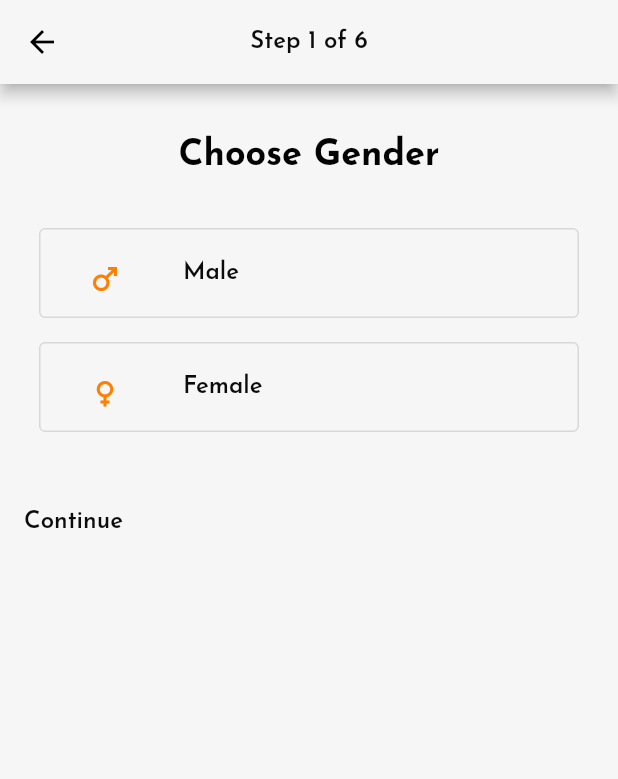
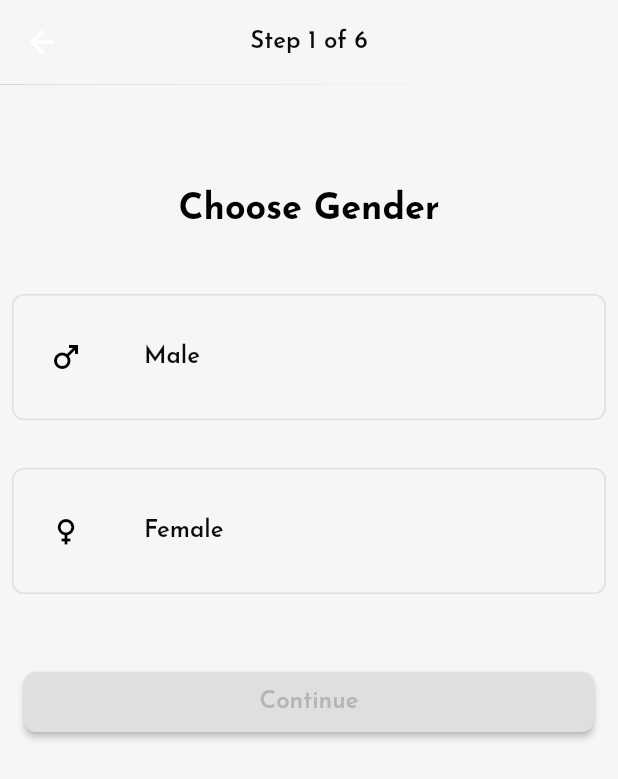
Before and after one commit to Kelompok-Capstone-9/MOBILE, a Flutter app: the ChooseGenderScreen screen opened directly, on a phone screen of 412 x 824 dp. Shown: the top 779 px of the screen. Run offline on Flutter 3.47's test engine with Material 2 defaults, Android fonts, the phone set to English and light mode, and no system bars; our stand-ins replace google_fonts, pinput, toggle_switch; missing offline and left inert: hovering.

Commit message:
Update Gender & Training Screen

```diff
--- a/lib/view/register/choose_training.dart
+++ b/lib/view/register/choose_training.dart
@@ -3,7 +3,6 @@ import 'package:gofit_apps/model/list_detail_dummy.dart';
 import 'package:gofit_apps/themes/color_style.dart';
 import 'package:gofit_apps/view/register/widget/card_training.dart';
 import 'package:google_fonts/google_fonts.dart';
-import 'package:hovering/hovering.dart';
 
 import 'join_member_screen.dart';
 
@@ -14,9 +13,10 @@ class ChooseTrainingScreen extends StatefulWidget {
 }
 
 class _ChooseTrainingScreenState extends State<ChooseTrainingScreen> {
+  String _trainingLevel = "";
+
   @override
   Widget build(BuildContext context) {
-    String _trainingLevel = "";
     return Scaffold(
       backgroundColor: ColorsTheme.bgScreen,
       appBar: AppBar(
@@ -47,21 +47,37 @@ class _ChooseTrainingScreenState extends State<ChooseTrainingScreen> {
                   return GestureDetector(
                     onTap: () => setState(() {
                       _trainingLevel = i['name'].toString();
+                      trainingLevel = trainingLevel.map((item) {
+                        if (item['name'] == i['name']) {
+                          return {
+                            ...item,
+                            'onTap': true,
+                          };
+                        } else {
+                          return {
+                            ...item,
+                            'onTap': false,
+                          };
+                        }
+                      }).toList();
                     }),
                     child: Card(
                       shape: RoundedRectangleBorder(
                           side: BorderSide(
-                              color: i['onTap'] == true
-                                  ? ColorsTheme.activeButton
-                                  : const Color(0xff919191).withOpacity(0.6)),
+                            color: i['onTap'] == true
+                                ? ColorsTheme.activeButton
+                                : const Color(0xff919191).withOpacity(0.6),
+                          ),
                           borderRadius: BorderRadius.circular(8)),
                       elevation: 0.2,
                       color: ColorsTheme.bgScreen,
                       margin:
                           const EdgeInsets.only(left: 16, right: 16, top: 16),
                       child: CardTraining(
-                          name: i['name'].toString(),
-                          desc: i['desc'].toString()),
+                        name: i['name'].toString(),
+                        desc: i['desc'].toString(),
+                        isTapped: bool.parse(i['onTap'].toString()),
+                      ),
                     ),
                   );
                 }),
--- a/lib/view/register/gender_screen.dart
+++ b/lib/view/register/gender_screen.dart
@@ -1,13 +1,15 @@
 import 'package:flutter/material.dart';
 import 'package:gofit_apps/themes/color_style.dart';
 import 'package:gofit_apps/view/register/height_screen.dart';
-import 'package:hovering/hovering.dart';
+import 'package:google_fonts/google_fonts.dart';
 
 class ChooseGenderScreen extends StatefulWidget {
   const ChooseGenderScreen({Key? key}) : super(key: key);
   @override
   State<ChooseGenderScreen> createState() => _ChooseGenderScreenState();
 }
+
+String isGender = '';
 
 class _ChooseGenderScreenState extends State<ChooseGenderScreen> {
   bool isSelected = false;
@@ -22,30 +24,40 @@ class _ChooseGenderScreenState extends State<ChooseGenderScreen> {
           style: ThemeText.heading1,
         ),
         centerTitle: true,
-        leading: GestureDetector(
-            onTap: () => Navigator.pop(context),
-            child: const Icon(Icons.arrow_back, color: Colors.black)),
+        elevation: 0.2,
       ),
       body: SafeArea(
         child: SingleChildScrollView(
           child: Column(
             children: [
-              const Padding(
-                  padding: EdgeInsets.only(left: 20, right: 20, bottom: 36)),
+              const Padding(padding: EdgeInsets.only(left: 20, right: 20)),
+              const SizedBox(
+                height: 36,
+              ),
               Padding(
-                padding: const EdgeInsets.only(bottom: 36),
+                padding: const EdgeInsets.only(top: 36, bottom: 36),
                 child: Text('Choose Gender', style: ThemeText.headingLogin),
               ),
-              OutlinedButton(
+              Padding(
+                padding: const EdgeInsets.all(8.0),
+                child: TextButton(
+                  style: ButtonStyle(
+                    shape: MaterialStateProperty.all<RoundedRectangleBorder>(
+                      RoundedRectangleBorder(
+                        borderRadius: BorderRadius.circular(8.0),
+                        side: isGender == 'male'
+                            ? BorderSide(color: ColorsTheme.activeButton)
+                            : BorderSide(color: ColorsTheme.inActiveButton),
+                      ),
+                    ),
+                  ),
                   onPressed: () {
-                  setState(() {});
+                    setState(() {
+                      isGender = 'male';
+                      isSelected = true;
+                    });
                   },
-                style: OutlinedButton.styleFrom(
-                    foregroundColor: const Color((0xffFF7F00)),
-                    disabledForegroundColor: ColorsTheme.bgScreen),
                   child: Container(
-                  width: 328,
-                  height: 60,
                     padding: const EdgeInsets.only(
                         left: 16, top: 22, bottom: 22, right: 16),
                     decoration: const BoxDecoration(
@@ -53,42 +65,87 @@ class _ChooseGenderScreenState extends State<ChooseGenderScreen> {
                     ),
                     child: Row(
                       children: [
-                      const Icon(
-                        Icons.male_outlined,
-                      ),
+                        Icon(
+                            isGender == 'male'
+                                ? Icons.male_outlined
+                                : Icons.male_outlined,
+                            color: isGender == 'male'
+                                ? ColorsTheme.activeButton
+                                : Colors.black),
                         const SizedBox(
                           width: 40,
                         ),
-                      Text('Male', style: ThemeText.heading1)
+                        Text(
+                          isGender == 'male' ? 'Male' : 'Male',
+                          style: isGender == 'male'
+                              ? GoogleFonts.josefinSans(
+                                  fontWeight: FontWeight.w600,
+                                  fontSize: 16,
+                                  color: ColorsTheme.activeButton)
+                              : GoogleFonts.josefinSans(
+                                  fontWeight: FontWeight.w600,
+                                  fontSize: 16,
+                                  color: const Color(0xff0B0B0B)),
+                        )
                       ],
+                    ),
                   ),
                 ),
               ),
               const SizedBox(
                 height: 16,
               ),
-              OutlinedButton(
+              Padding(
+                padding: const EdgeInsets.all(8.0),
+                child: TextButton(
+                  style: ButtonStyle(
+                    shape: MaterialStateProperty.all<RoundedRectangleBorder>(
+                      RoundedRectangleBorder(
+                        borderRadius: BorderRadius.circular(8.0),
+                        side: isGender == 'female'
+                            ? BorderSide(color: ColorsTheme.activeButton)
+                            : BorderSide(color: ColorsTheme.inActiveButton),
+                      ),
+                    ),
+                  ),
                   onPressed: () {
-                  setState(() {});
+                    setState(() {
+                      isGender = 'female';
+                      isSelected = true;
+                    });
                   },
-                style: OutlinedButton.styleFrom(
-                    foregroundColor: const Color((0xffFF7F00)),
-                    disabledForegroundColor: ColorsTheme.bgScreen),
+                  // style: OutlinedButton.styleFrom(
+                  //     foregroundColor: const Color((0xffFF7F00)),
+                  //     disabledForegroundColor: ColorsTheme.bgScreen),
                   child: Container(
-                  width: 328,
-                  height: 60,
                     padding: const EdgeInsets.only(
                         left: 16, top: 22, bottom: 22, right: 16),
                     child: Row(
                       children: [
-                      const Icon(
-                        Icons.female_outlined,
-                      ),
+                        Icon(
+                            isGender == 'female'
+                                ? Icons.female_outlined
+                                : Icons.female_outlined,
+                            color: isGender == 'female'
+                                ? ColorsTheme.activeButton
+                                : Colors.black),
                         const SizedBox(
                           width: 40,
                         ),
-                      Text('Female', style: ThemeText.heading1)
+                        Text(
+                          isGender == 'female' ? 'Female' : 'Female',
+                          style: isGender == 'female'
+                              ? GoogleFonts.josefinSans(
+                                  fontWeight: FontWeight.w600,
+                                  fontSize: 16,
+                                  color: ColorsTheme.activeButton)
+                              : GoogleFonts.josefinSans(
+                                  fontWeight: FontWeight.w600,
+                                  fontSize: 16,
+                                  color: const Color(0xff0B0B0B)),
+                        )
                       ],
+                    ),
                   ),
                 ),
               ),
@@ -98,23 +155,30 @@ class _ChooseGenderScreenState extends State<ChooseGenderScreen> {
               Container(
                 width: double.infinity,
                 padding: const EdgeInsets.symmetric(horizontal: 16),
-                child: HoverButton(
+                child: ElevatedButton(
+                  style: ElevatedButton.styleFrom(
                     shape: RoundedRectangleBorder(
-                      borderRadius: BorderRadius.circular(8)),
-                  onpressed: () {
+                      borderRadius: BorderRadius.circular(8),
+                    ),
+                    backgroundColor: isSelected == true
+                        ? ColorsTheme.activeButton
+                        : ColorsTheme.inActiveButton,
+                  ),
+                  onPressed: () {
                     Navigator.of(context).push(MaterialPageRoute(
                         builder: (context) => const HeightScreen()));
                   },
-                  color: isSelected
-                      ? const Color(0xffFF7F00)
-                      : const Color(0xffDFDFDF),
-                  hoverColor: const Color(0xffFF7F00),
-                  hoverTextColor: Colors.white,
                   child: Padding(
                     padding: const EdgeInsets.symmetric(vertical: 12),
                     child: Text(
                       'Continue',
-                      style: ThemeText.heading1,
+                      style: GoogleFonts.josefinSans(
+                          fontWeight: FontWeight.w600,
+                          fontSize: 16,
+                          fontStyle: FontStyle.normal,
+                          color: isSelected == true
+                              ? ColorsTheme.activeText
+                              : const Color(0xffB5B5B5)),
                     ),
                   ),
                 ),
--- a/lib/view/register/widget/card_training.dart
+++ b/lib/view/register/widget/card_training.dart
@@ -5,18 +5,22 @@ import 'package:gofit_apps/themes/color_style.dart';
 class CardTraining extends StatelessWidget {
   String name;
   String desc;
+  final bool isTapped;
 
-  CardTraining({super.key, required this.name, required this.desc});
+  CardTraining({
+    super.key,
+    required this.name,
+    required this.desc,
+    this.isTapped = false,
+  });
 
   @override
   Widget build(BuildContext context) {
     return SizedBox(
       width: MediaQuery.of(context).size.width * 0.80,
       child: ListTile(
-        title: Text(
-          name,
-          style: ThemeText.heading3,
-        ),
+        title: Text(name,
+            style: isTapped ? ThemeText.memberPaid : ThemeText.heading1),
         subtitle: Text(
           desc,
           style: ThemeText.headingPaymentDescription,
```
Lines whose indentation alone changed are shown as unchanged.
